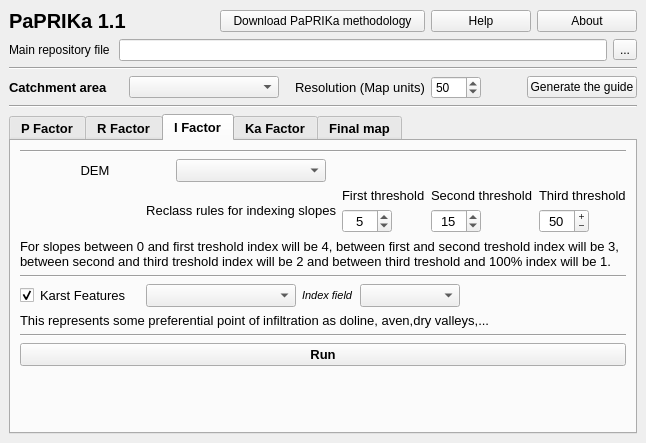
Paprika-plugins/PaPRIKa, file paprika_dockwidget_base.ui: the form before one commit.
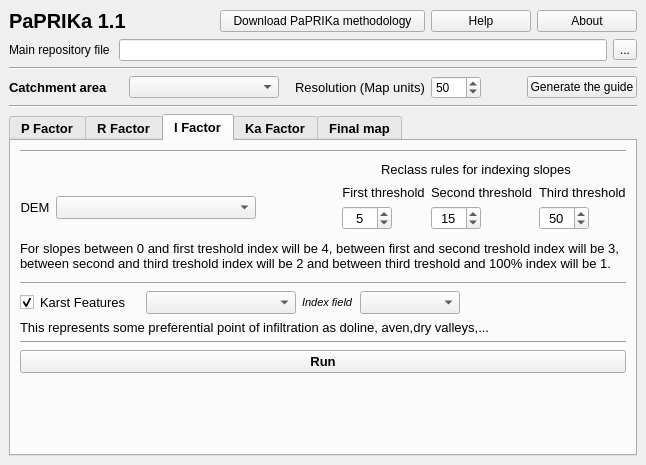
The form after the commit. The open tabs and pages were chosen to show the change. Custom widgets are drawn as their Qt base class.

Commit message: MAJ algorithm Carte_R to pass 4 for structure elements

```diff
--- a/paprika_dockwidget_base.ui
+++ b/paprika_dockwidget_base.ui
@@ -7,7 +7,7 @@
     <x>0</x>
     <y>0</y>
     <width>646</width>
-    <height>443</height>
+    <height>465</height>
    </rect>
   </property>
   <property name="windowTitle">
@@ -1047,65 +1047,6 @@
           </item>
           <item>
            <layout class="QHBoxLayout" name="horizontalLayout_5">
-            <item>
-             <widget class="QLabel" name="label_PENTE">
-              <property name="sizePolicy">
-               <sizepolicy hsizetype="Expanding" vsizetype="Preferred">
-                <horstretch>0</horstretch>
-                <verstretch>0</verstretch>
-               </sizepolicy>
-              </property>
-              <property name="minimumSize">
-               <size>
-                <width>150</width>
-                <height>0</height>
-               </size>
-              </property>
-              <property name="maximumSize">
-               <size>
-                <width>150</width>
-                <height>16777215</height>
-               </size>
-              </property>
-              <property name="font">
-               <font>
-                <weight>50</weight>
-                <bold>false</bold>
-               </font>
-              </property>
-              <property name="text">
-               <string>DEM</string>
-              </property>
-              <property name="alignment">
-               <set>Qt::AlignCenter</set>
-              </property>
-             </widget>
-            </item>
-            <item>
-             <widget class="QgsMapLayerComboBox" name="mMapLayerComboBox_PENTE">
-              <property name="minimumSize">
-               <size>
-                <width>150</width>
-                <height>0</height>
-               </size>
-              </property>
-             </widget>
-            </item>
-            <item>
-             <widget class="QLabel" name="label_6">
-              <property name="font">
-               <font>
-                <pointsize>8</pointsize>
-                <weight>50</weight>
-                <italic>true</italic>
-                <bold>false</bold>
-               </font>
-              </property>
-              <property name="text">
-               <string/>
-              </property>
-             </widget>
-            </item>
             <item>
              <spacer name="horizontalSpacer_8">
               <property name="orientation">
@@ -1113,18 +1054,35 @@
               </property>
               <property name="sizeHint" stdset="0">
                <size>
-                <width>40</width>
+                <width>50</width>
                 <height>20</height>
                </size>
               </property>
              </spacer>
             </item>
-           </layout>
-          </item>
-          <item>
-           <layout class="QHBoxLayout" name="horizontalLayout_7" stretch="1,0,0,0">
+            <item>
+             <widget class="QLabel" name="label_6">
+              <property name="font">
+               <font>
+                <pointsize>8</pointsize>
+                <weight>50</weight>
+                <italic>true</italic>
+                <bold>false</bold>
+               </font>
+              </property>
+              <property name="text">
+               <string/>
+              </property>
+             </widget>
+            </item>
             <item>
              <widget class="QLabel" name="label_reclassement_PENTE">
+              <property name="minimumSize">
+               <size>
+                <width>300</width>
+                <height>0</height>
+               </size>
+              </property>
               <property name="font">
                <font>
                 <weight>50</weight>
@@ -1135,9 +1093,70 @@
                <string>Reclass rules for indexing slopes</string>
               </property>
               <property name="alignment">
-               <set>Qt::AlignRight|Qt::AlignTrailing|Qt::AlignVCenter</set>
+               <set>Qt::AlignCenter</set>
               </property>
              </widget>
+            </item>
+           </layout>
+          </item>
+          <item>
+           <layout class="QHBoxLayout" name="horizontalLayout_7" stretch="0,0,0,0,0,0">
+            <item>
+             <widget class="QLabel" name="label_PENTE">
+              <property name="sizePolicy">
+               <sizepolicy hsizetype="Expanding" vsizetype="Preferred">
+                <horstretch>0</horstretch>
+                <verstretch>0</verstretch>
+               </sizepolicy>
+              </property>
+              <property name="minimumSize">
+               <size>
+                <width>30</width>
+                <height>0</height>
+               </size>
+              </property>
+              <property name="maximumSize">
+               <size>
+                <width>30</width>
+                <height>16777215</height>
+               </size>
+              </property>
+              <property name="font">
+               <font>
+                <weight>50</weight>
+                <bold>false</bold>
+               </font>
+              </property>
+              <property name="text">
+               <string>DEM</string>
+              </property>
+              <property name="alignment">
+               <set>Qt::AlignCenter</set>
+              </property>
+             </widget>
+            </item>
+            <item>
+             <widget class="QgsMapLayerComboBox" name="mMapLayerComboBox_PENTE">
+              <property name="minimumSize">
+               <size>
+                <width>200</width>
+                <height>0</height>
+               </size>
+              </property>
+             </widget>
+            </item>
+            <item>
+             <spacer name="horizontalSpacer_18">
+              <property name="orientation">
+               <enum>Qt::Horizontal</enum>
+              </property>
+              <property name="sizeHint" stdset="0">
+               <size>
+                <width>40</width>
+                <height>20</height>
+               </size>
+              </property>
+             </spacer>
             </item>
             <item>
              <layout class="QVBoxLayout" name="verticalLayout_12">
@@ -1149,17 +1168,29 @@
                   <bold>false</bold>
                  </font>
                 </property>
+                <property name="frameShadow">
+                 <enum>QFrame::Plain</enum>
+                </property>
                 <property name="text">
                  <string>First threshold</string>
                 </property>
+                <property name="alignment">
+                 <set>Qt::AlignCenter</set>
+                </property>
                </widget>
               </item>
               <item>
                <widget class="QSpinBox" name="spinBox_first_threshold">
+                <property name="sizePolicy">
+                 <sizepolicy hsizetype="Preferred" vsizetype="Preferred">
+                  <horstretch>0</horstretch>
+                  <verstretch>0</verstretch>
+                 </sizepolicy>
+                </property>
                 <property name="minimumSize">
                  <size>
                   <width>50</width>
-                  <height>0</height>
+                  <height>20</height>
                  </size>
                 </property>
                 <property name="maximumSize">
@@ -1271,7 +1302,7 @@
                  <set>Qt::AlignCenter</set>
                 </property>
                 <property name="buttonSymbols">
-                 <enum>QAbstractSpinBox::PlusMinus</enum>
+                 <enum>QAbstractSpinBox::UpDownArrows</enum>
                 </property>
                 <property name="correctionMode">
                  <enum>QAbstractSpinBox::CorrectToPreviousValue</enum>
@@ -1287,6 +1318,18 @@
           </item>
           <item>
            <widget class="QLabel" name="label_23">
+            <property name="sizePolicy">
+             <sizepolicy hsizetype="Preferred" vsizetype="Minimum">
+              <horstretch>0</horstretch>
+              <verstretch>0</verstretch>
+             </sizepolicy>
+            </property>
+            <property name="minimumSize">
+             <size>
+              <width>0</width>
+              <height>40</height>
+             </size>
+            </property>
             <property name="font">
              <font>
               <weight>50</weight>
```
Left out of the diff: 35 changed lines with no effect on the pictures. The commit also changes 2 other files.
